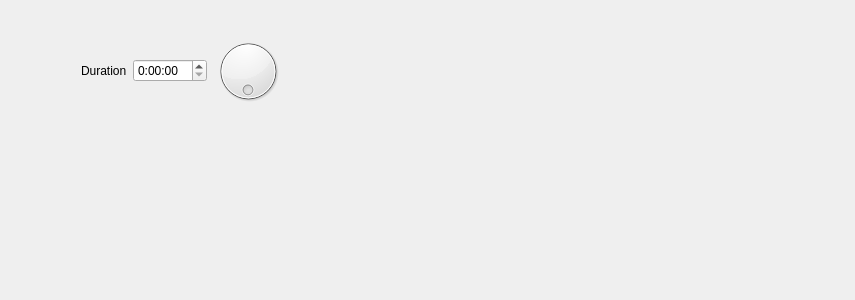
Before: the Qt Designer form AirCoolControll/AirCoolControll/TestStageEditWidget.ui in ComEngineering/AirCoolControl_Desktop, drawn with Qt 5.
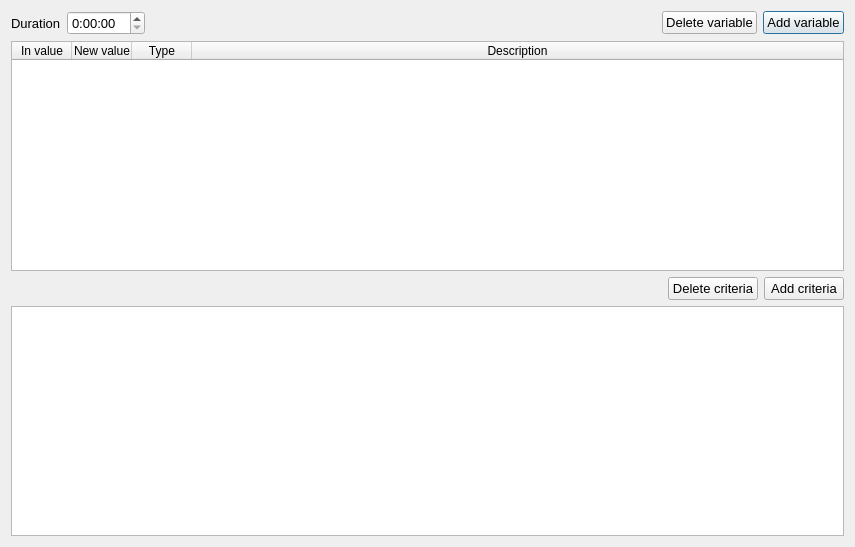
After: the same form once the commit is applied.

The edit to the form file:
```diff
--- a/AirCoolControll/AirCoolControll/TestStageEditWidget.ui
+++ b/AirCoolControll/AirCoolControll/TestStageEditWidget.ui
@@ -7,24 +7,26 @@
     <x>0</x>
     <y>0</y>
     <width>855</width>
-    <height>300</height>
+    <height>547</height>
    </rect>
   </property>
   <property name="windowTitle">
    <string>TestStageEditWidget</string>
   </property>
-  <widget class="QWidget" name="">
-   <property name="geometry">
-    <rect>
-     <x>70</x>
-     <y>20</y>
-     <width>224</width>
-     <height>102</height>
-    </rect>
-   </property>
+  <layout class="QGridLayout" name="gridLayout">
+   <item row="0" column="0">
+    <layout class="QVBoxLayout" name="verticalLayout">
+     <item>
+      <layout class="QHBoxLayout" name="horizontalLayout_2">
+       <item>
    <layout class="QHBoxLayout" name="horizontalLayout">
     <item>
      <widget class="QLabel" name="label">
+           <property name="font">
+            <font>
+             <pointsize>10</pointsize>
+            </font>
+           </property>
       <property name="text">
        <string>Duration</string>
       </property>
@@ -32,26 +34,140 @@
     </item>
     <item>
      <widget class="QTimeEdit" name="timeEdit">
+           <property name="font">
+            <font>
+             <pointsize>10</pointsize>
+            </font>
+           </property>
+           <property name="showGroupSeparator" stdset="0">
+            <bool>true</bool>
+           </property>
       <property name="displayFormat">
        <string>h:mm:ss</string>
       </property>
      </widget>
     </item>
+        </layout>
+       </item>
     <item>
-     <widget class="QDial" name="dial">
-      <property name="maximum">
-       <number>59</number>
-      </property>
+        <spacer name="horizontalSpacer">
       <property name="orientation">
-       <enum>Qt::Vertical</enum>
-      </property>
-      <property name="wrapping">
+          <enum>Qt::Horizontal</enum>
+         </property>
+         <property name="sizeHint" stdset="0">
+          <size>
+           <width>40</width>
+           <height>20</height>
+          </size>
+         </property>
+        </spacer>
+       </item>
+       <item>
+        <widget class="QPushButton" name="pushButton_2">
+         <property name="font">
+          <font>
+           <pointsize>10</pointsize>
+          </font>
+         </property>
+         <property name="text">
+          <string>Delete variable</string>
+         </property>
+        </widget>
+       </item>
+       <item>
+        <widget class="QPushButton" name="pushButton">
+         <property name="font">
+          <font>
+           <pointsize>10</pointsize>
+          </font>
+         </property>
+         <property name="text">
+          <string>Add variable</string>
+         </property>
+         <property name="default">
        <bool>true</bool>
       </property>
      </widget>
     </item>
    </layout>
-  </widget>
+     </item>
+     <item>
+      <widget class="QTableWidget" name="tableWidget">
+       <attribute name="horizontalHeaderDefaultSectionSize">
+        <number>60</number>
+       </attribute>
+       <attribute name="horizontalHeaderStretchLastSection">
+        <bool>true</bool>
+       </attribute>
+       <column>
+        <property name="text">
+         <string>In value</string>
+        </property>
+       </column>
+       <column>
+        <property name="text">
+         <string>New value</string>
+        </property>
+       </column>
+       <column>
+        <property name="text">
+         <string>Type</string>
+        </property>
+       </column>
+       <column>
+        <property name="text">
+         <string>Description</string>
+        </property>
+       </column>
+      </widget>
+     </item>
+     <item>
+      <layout class="QHBoxLayout" name="horizontalLayout_3">
+       <item>
+        <spacer name="horizontalSpacer_2">
+         <property name="orientation">
+          <enum>Qt::Horizontal</enum>
+         </property>
+         <property name="sizeHint" stdset="0">
+          <size>
+           <width>40</width>
+           <height>20</height>
+          </size>
+         </property>
+        </spacer>
+       </item>
+       <item>
+        <widget class="QPushButton" name="pushButton_4">
+         <property name="font">
+          <font>
+           <pointsize>10</pointsize>
+          </font>
+         </property>
+         <property name="text">
+          <string>Delete criteria</string>
+         </property>
+        </widget>
+       </item>
+       <item>
+        <widget class="QPushButton" name="pushButton_3">
+         <property name="font">
+          <font>
+           <pointsize>10</pointsize>
+          </font>
+         </property>
+         <property name="text">
+          <string>Add criteria</string>
+         </property>
+        </widget>
+       </item>
+      </layout>
+     </item>
+     <item>
+      <widget class="QTableWidget" name="tableWidget_2"/>
+     </item>
+    </layout>
+   </item>
+  </layout>
  </widget>
  <layoutdefault spacing="6" margin="11"/>
  <resources/>
```
Lines whose indentation alone changed are shown as unchanged.
